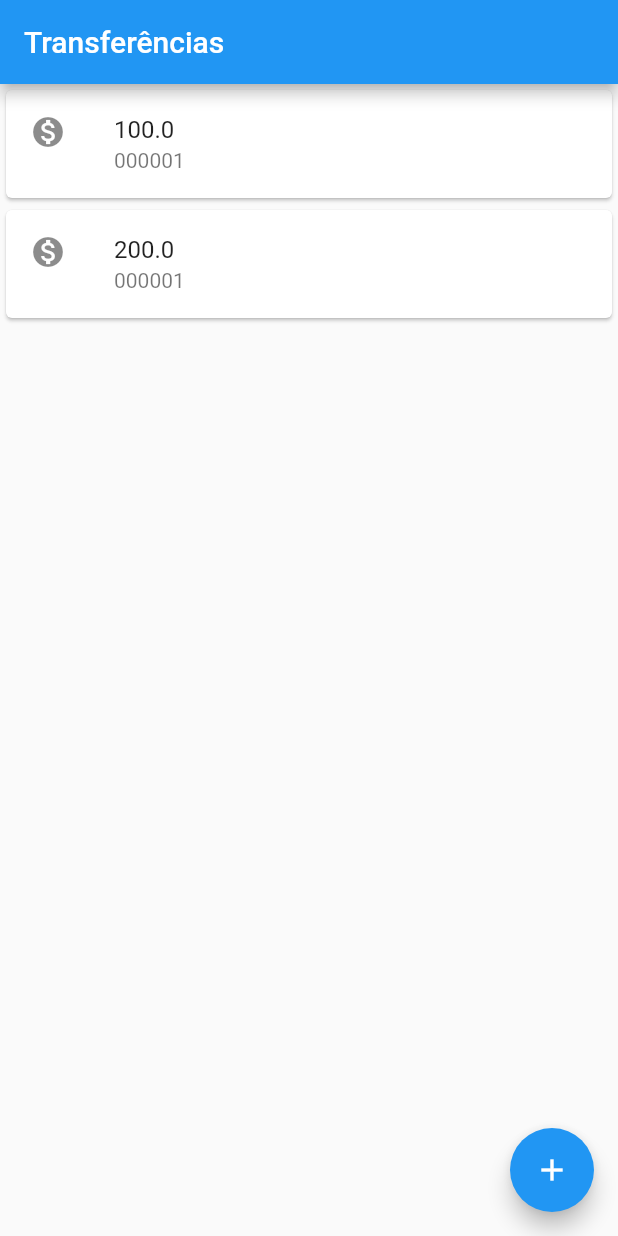
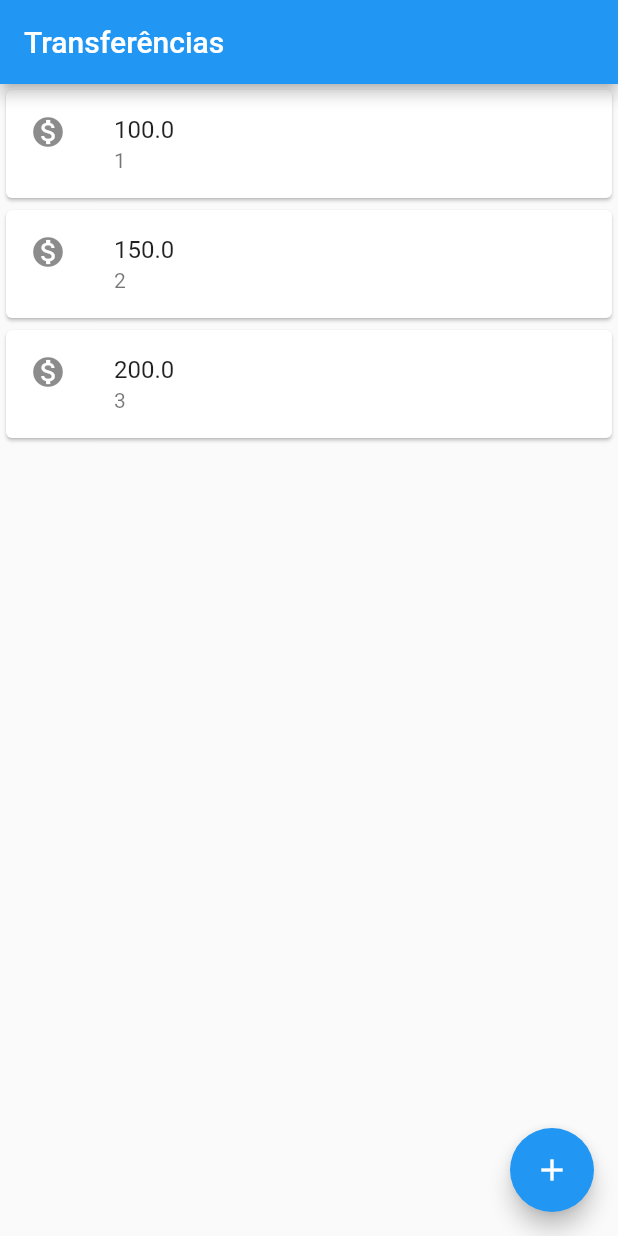
Before and after one commit to monteiroluana/myapp, a Flutter app: the screen it shows after launch, on a phone screen of 412 x 824 dp. Run offline on Flutter 3.47's test engine with Material 2 defaults, Android fonts, the phone set to English and light mode, and no system bars.

```diff
--- a/lib/main.dart
+++ b/lib/main.dart
@@ -3,24 +3,7 @@ import 'package:flutter/material.dart';
 void main() => runApp(
   MaterialApp(
     home: Scaffold(
-      body: Column(
-        children: <Widget>[
-          Card(
-            child: ListTile(
-            leading: Icon(Icons.monetization_on),
-            title: Text('100.0'),
-            subtitle: Text('000001'),
-            )
-          ),
-          Card(
-            child: ListTile(
-            leading: Icon(Icons.monetization_on),
-            title: Text('200.0'),
-            subtitle: Text('000001'),
-            )
-          ),
-        ],
-      ),
+      body: ListaTransferencias(),
       appBar: AppBar(title: Text('Transferências'), ),
       floatingActionButton: FloatingActionButton(
         child: Icon(Icons.add),
@@ -28,3 +11,41 @@ void main() => runApp(
     ),
   )
 );
+
+
+class ListaTransferencias extends StatelessWidget{
+  @override
+  Widget build(BuildContext context) {
+    // TODO: implement build
+    return Column(
+      children: <Widget>[
+        ItemTransferencia(Transferencia(100.0, 00001)),
+        ItemTransferencia(Transferencia(150.0, 00002)),
+        ItemTransferencia(Transferencia(200.0, 00003)),
+      ],
+    );
+  }
+}
+
+class ItemTransferencia extends StatelessWidget{
+  final Transferencia _transferencia;
+
+  ItemTransferencia(this._transferencia);
+
+  @override
+  Widget build(BuildContext context) {
+    return Card(
+      child: ListTile(
+      leading: Icon(Icons.monetization_on),
+      title: Text(_transferencia.valor.toString()),
+      subtitle: Text(_transferencia.numeroConta.toString()),
+      ),);
+  }
+}
+
+class Transferencia{
+  final double valor;
+  final int numeroConta;
+
+  Transferencia(this.valor, this.numeroConta);
+}
```
